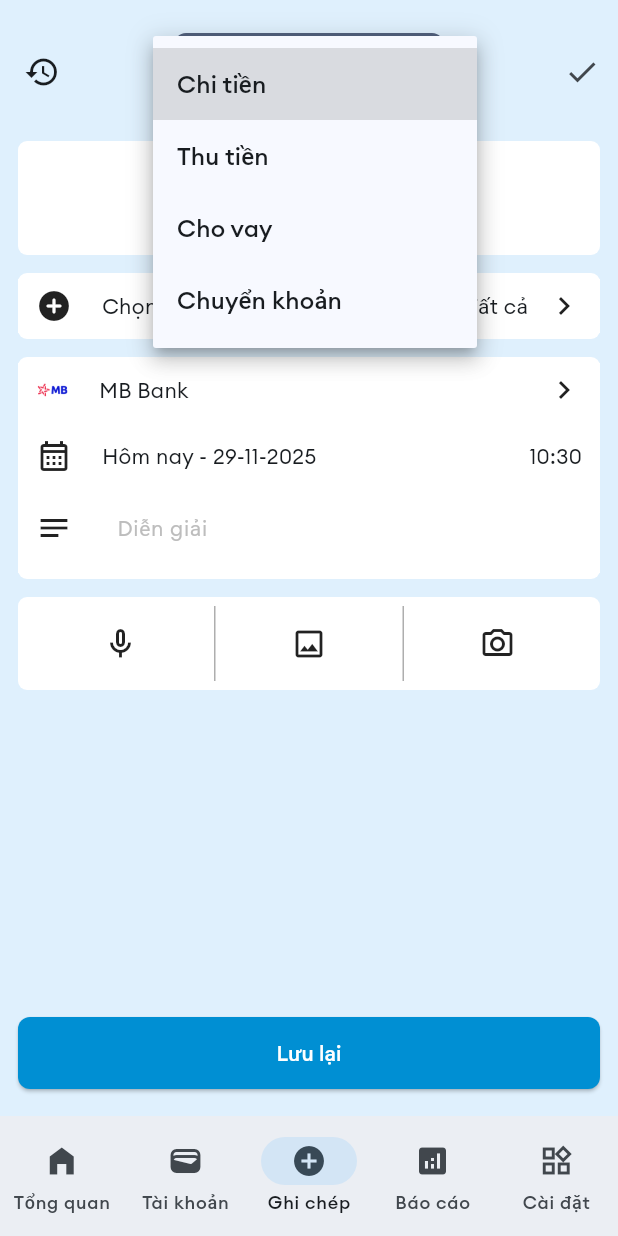
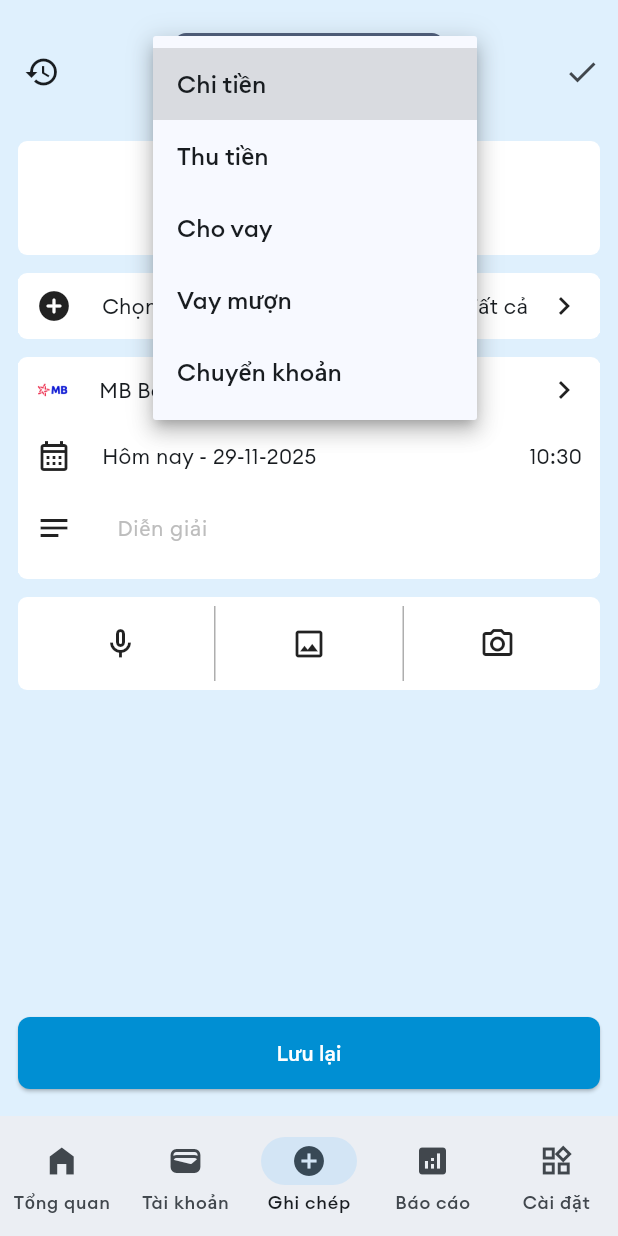
Before and after one commit to anhtuspham/MOSA, a Flutter app: the screen it shows after launch, item 3 of the bottom bar chosen, after a tap on "Chi tiền", on a phone screen of 412 x 824 dp. Run offline on Flutter 3.47's test engine with Material 3 defaults, Android fonts, the phone set to English and light mode, and no system bars; our stand-ins replace fl_chart, flutter_riverpod, flutter_screenutil, go_router, percent_indicator, sqflite; accounts and stored records are empty.

Commit message:
feat: open category base on transaction type, sort transaction new to older in overview

````diff
--- a/lib/models/enums.dart
+++ b/lib/models/enums.dart
@@ -1,6 +1 @@
-enum TransactionType {
-  income,
-  outcome,
-  lend,
-  borrowing
-}
+enum TransactionType { income, expense, lend, borrowing, transfer }
--- a/lib/models/transaction.dart
+++ b/lib/models/transaction.dart
@@ -54,7 +54,7 @@ class TransactionModel {
       date: DateTime.parse(map['date'] as String),
       type: TransactionType.values.firstWhere(
         (e) => e.toString().split('.').last == map['type'],
-        orElse: () => TransactionType.outcome,
+        orElse: () => TransactionType.expense,
       ),
       categoryId: map['categoryId'],
       note: map['note'] as String?,
--- a/lib/providers/date_filter_provider.dart
+++ b/lib/providers/date_filter_provider.dart
@@ -15,16 +15,6 @@ import 'package:mosa/utils/transaction_utils.dart';
 /// - year: Lọc theo năm hiện tại
 enum DateRangeFilter { week, month, quarter, year }
 
-/// Provider quản lý loại filter thời gian đang được chọn
-///
-/// Mặc định: DateRangeFilter.month (lọc theo tháng)
-///
-/// Sử dụng:
-/// ```dart
-/// final filter = ref.watch(dateRangeFilterProvider);
-/// // Thay đổi filter
-/// ref.read(dateRangeFilterProvider.notifier).state = DateRangeFilter.week;
-/// ```
 final dateRangeFilterProvider = StateProvider<DateRangeFilter>((ref) => DateRangeFilter.month);
 
 final _getDateRangeProvider = Provider<DateTimeRange>((ref) {
@@ -41,7 +31,7 @@ final filteredTransactionByDateRangeProvider = Provider<List<TransactionModel>>(
         return element.date.isAfter(dateRange.start) && element.date.isBefore(dateRange.end);
       }).toList();
 
-  filtered.sort((a, b) => a.date.compareTo(b.date));
+  filtered.sort((a, b) => b.date.compareTo(a.date));
   return filtered;
 });
 
--- a/lib/providers/transaction_provider.dart
+++ b/lib/providers/transaction_provider.dart
@@ -3,6 +3,7 @@ import 'dart:developer';
 import 'package:flutter_riverpod/flutter_riverpod.dart';
 import 'package:flutter_riverpod/legacy.dart';
 import 'package:mosa/models/enums.dart';
+import 'package:mosa/providers/date_filter_provider.dart';
 import 'package:mosa/services/database_service.dart';
 
 import '../models/transaction.dart';
@@ -86,15 +87,15 @@ final transactionProvider = StateNotifierProvider<TransactionNotifier, List<Tran
 });
 
 final totalIncomeProvider = Provider((ref) {
-  final transaction = ref.watch(transactionProvider);
+  final transaction = ref.watch(filteredTransactionByDateRangeProvider);
   return transaction
       .where((element) => element.type == TransactionType.income)
       .fold(0.0, (previousValue, element) => previousValue + element.amount);
 });
 
 final totalExpenseProvider = Provider((ref) {
-  final transactions = ref.watch(transactionProvider);
-  return transactions.where((t) => t.type == TransactionType.outcome).fold(0.0, (prev, curr) => prev + curr.amount);
+  final transactions = ref.watch(filteredTransactionByDateRangeProvider);
+  return transactions.where((t) => t.type == TransactionType.expense).fold(0.0, (prev, curr) => prev + curr.amount);
 });
 
 final balanceProvider = Provider((ref) {
@@ -116,3 +117,5 @@ final transactionByDateProvider = Provider.family<List<TransactionModel>, DateTi
 final transactionsInitialLoadProvider = FutureProvider<void>((ref) async {
   await ref.read(transactionProvider.notifier).loadTransactions();
 });
+
+final currentTransactionByTypeProvider = StateProvider<TransactionType?>((ref) => null);
--- a/lib/screens/transaction/add_transaction_screen.dart
+++ b/lib/screens/transaction/add_transaction_screen.dart
@@ -25,25 +25,10 @@ class AddTransactionScreen extends ConsumerStatefulWidget {
 }
 
 class _AddTransactionScreenState extends ConsumerState<AddTransactionScreen> {
-  late final ValueNotifier<String> _selectedType = ValueNotifier<String>('Chi tiền');
+  late final ValueNotifier<TransactionType> _selectedType = ValueNotifier<TransactionType>(TransactionType.expense);
   final TextEditingController _amountController = TextEditingController();
   final TextEditingController _noteController = TextEditingController();
   late DateTime _selectedDateTime = DateTime.now();
-
-  TransactionType _mapVietnameseToTransactionType(String vietnamese) {
-    switch (vietnamese) {
-      case 'Chi tiền':
-        return TransactionType.outcome;
-      case 'Thu tiền':
-        return TransactionType.income;
-      case 'Cho vay':
-        return TransactionType.lend;
-      case 'Chuyển khoản':
-        return TransactionType.borrowing;
-      default:
-        return TransactionType.outcome;
-    }
-  }
 
   String _generateSyncId() {
     return DateTime.now().millisecondsSinceEpoch.toString() + math.Random().nextInt(1000).toString();
@@ -52,6 +37,7 @@ class _AddTransactionScreenState extends ConsumerState<AddTransactionScreen> {
   void _clearTransaction() async {
     _amountController.clear();
     _noteController.clear();
+    ref.read(selectedCategoryProvider.notifier).selectCategory(null);
   }
 
   Future<void> _saveTransaction() async {
@@ -81,7 +67,7 @@ class _AddTransactionScreenState extends ConsumerState<AddTransactionScreen> {
         title: selectedCategory.name,
         amount: amount,
         date: _selectedDateTime,
-        type: _mapVietnameseToTransactionType(_selectedType.value),
+        type: _selectedType.value,
         categoryId: selectedCategory.id,
         note: _noteController.text.isNotEmpty ? _noteController.text : null,
         createAt: DateTime.now(),
@@ -143,15 +129,18 @@ class _AddTransactionScreenState extends ConsumerState<AddTransactionScreen> {
                 alignment: Alignment.center,
                 initialValue: _selectedType.value,
                 items: [
-                  DropdownMenuItem(value: 'Chi tiền', child: Text('Chi tiền')),
-                  DropdownMenuItem(value: 'Thu tiền', child: Text('Thu tiền')),
-                  DropdownMenuItem(value: 'Cho vay', child: Text('Cho vay')),
-                  DropdownMenuItem(value: 'Chuyển khoản', child: Text('Chuyển khoản')),
+                  DropdownMenuItem(value: TransactionType.expense, child: Text('Chi tiền')),
+                  DropdownMenuItem(value: TransactionType.income, child: Text('Thu tiền')),
+                  DropdownMenuItem(value: TransactionType.lend, child: Text('Cho vay')),
+                  DropdownMenuItem(value: TransactionType.borrowing, child: Text('Vay mượn')),
+                  DropdownMenuItem(value: TransactionType.transfer, child: Text('Chuyển khoản')),
                 ],
                 onChanged: (value) {
                   if (value != null) {
                     setState(() {
                       _selectedType.value = value;
+                      ref.read(currentTransactionByTypeProvider.notifier).state = _selectedType.value;
+                      _clearTransaction();
                     });
                   }
                 },
@@ -234,9 +223,7 @@ class _AddTransactionScreenState extends ConsumerState<AddTransactionScreen> {
                                         selectedCategory != null
                                             ? selectedCategory.getIcon()
                                             : Icon(Icons.add_circle_rounded),
-                                    title: Text(
-                                      selectedCategory != null ? (selectedCategory.name) : 'Chọn hạng mục',
-                                    ),
+                                    title: Text(selectedCategory != null ? (selectedCategory.name) : 'Chọn hạng mục'),
                                     enable: true,
                                     trailing: Row(
                                       children: [Text('Tất cả'), const SizedBox(width: 12), Icon(Icons.chevron_right)],
````
Also changed, not shown: lib/screens/category/screen/category_screen.dart (+22 -3 lines), lib/screens/category/widgets/expense_category_screen.dart (deleted, +0 -105 lines), lib/services/database_service.dart (+4 -10 lines), lib/utils/utils.dart (+4 -4 lines), lib/widgets/transaction_in_period_time.dart (+5 -2 lines), lib/widgets/transaction_item.dart (+9 -6 lines).
